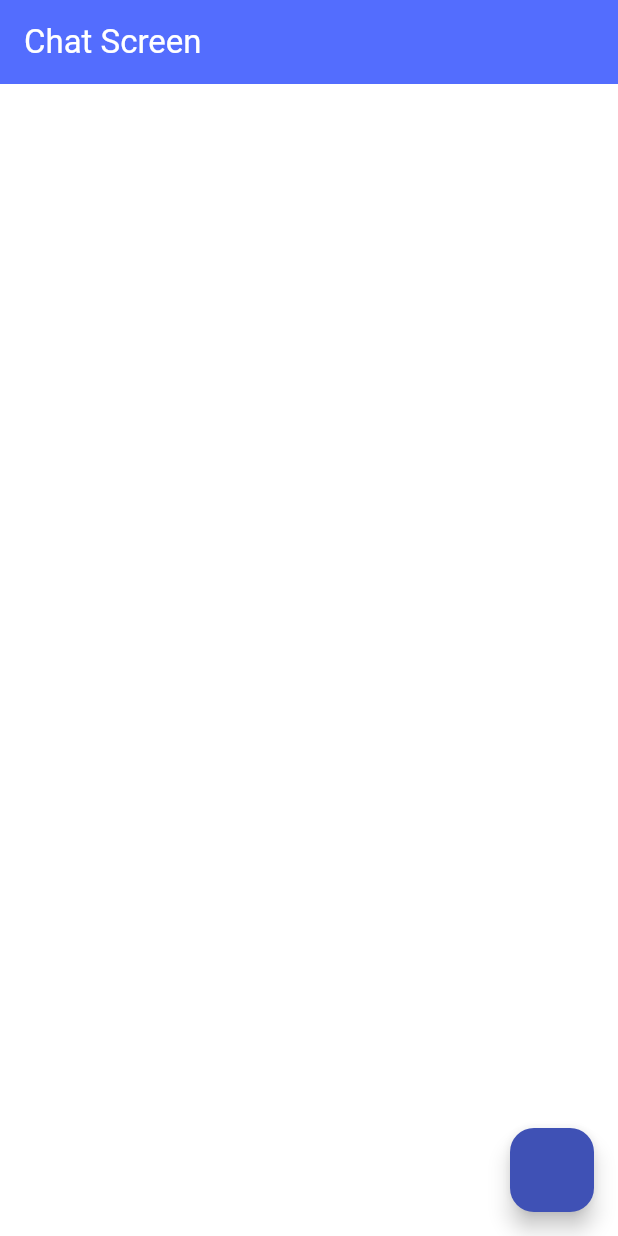
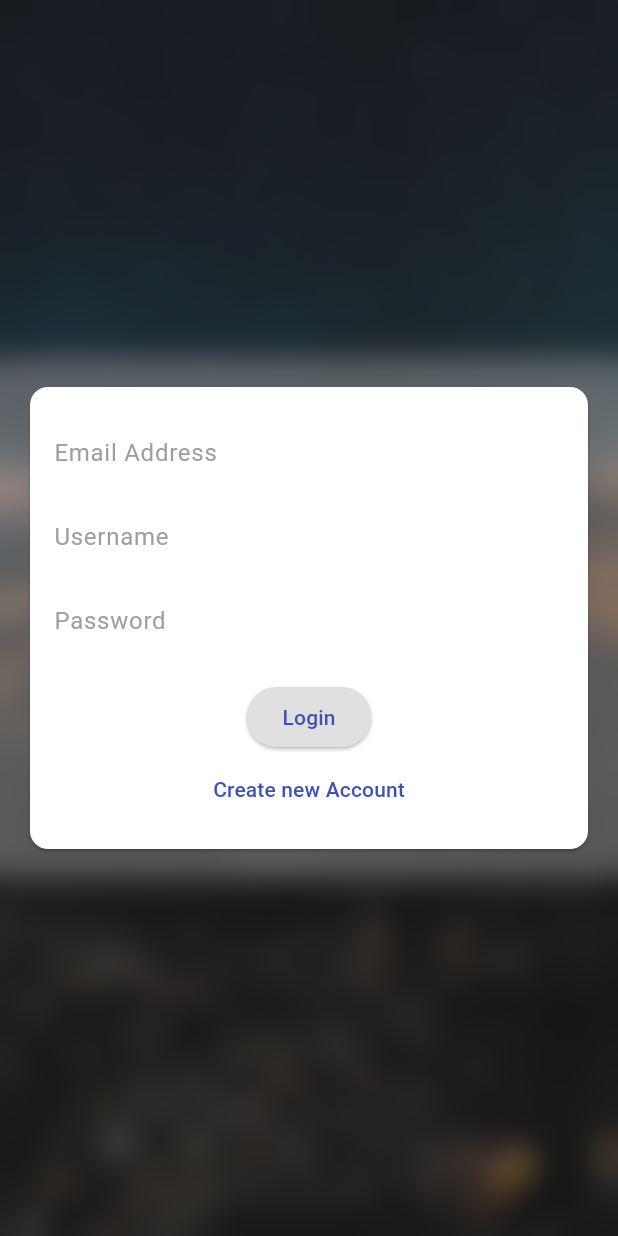
Before and after one commit to achaudhary591/Chat-App, a Flutter app: the screen it shows after launch, on a phone screen of 412 x 824 dp. Run offline on Flutter 3.47's test engine with Material 2 defaults, Android fonts, the phone set to English and light mode, and no system bars; our stand-ins replace cloud_firestore, firebase_core, loading_animation_widget; accounts and stored records are empty.

Commit message:
auth screen ui

```diff
--- a/lib/main.dart
+++ b/lib/main.dart
@@ -1,7 +1,10 @@
 import 'package:chat_app/screens/screens.dart';
+import 'package:firebase_core/firebase_core.dart';
 import 'package:flutter/material.dart';
 
-void main() {
+void main() async {
+  WidgetsFlutterBinding.ensureInitialized();
+  await Firebase.initializeApp();
   runApp(
     const MyHomePage(),
   );
@@ -25,7 +28,7 @@ class MyHomePage extends StatelessWidget {
         ).copyWith(secondary: Colors.indigoAccent),
         useMaterial3: true,
       ),
-      home: ChatScreen(),
+      home: AuthScreen(),
     );
   }
 }
--- a/lib/screens/auth_screen.dart
+++ b/lib/screens/auth_screen.dart
@@ -1 +1,26 @@
+import 'package:chat_app/widgets/widgets.dart';
 import 'package:flutter/material.dart';
+
+class AuthScreen extends StatefulWidget {
+  const AuthScreen({Key? key}) : super(key: key);
+
+  @override
+  State<AuthScreen> createState() => _AuthScreenState();
+}
+
+class _AuthScreenState extends State<AuthScreen> {
+  @override
+  Widget build(BuildContext context) {
+    return Scaffold(
+      body: Container(
+        decoration: const BoxDecoration(
+          image: DecorationImage(
+            image: AssetImage('assets/img.png'),
+            fit: BoxFit.cover,
+          )
+        ),
+        child: const AuthForm(),
+      ),
+    );
+  }
+}
--- a/lib/screens/chat_screen.dart
+++ b/lib/screens/chat_screen.dart
@@ -12,12 +12,6 @@ class ChatScreen extends StatefulWidget {
 
 class _ChatScreenState extends State<ChatScreen> {
   @override
-  void initState() {
-    // TODO: implement initState
-    super.initState();
-    Firebase.initializeApp();
-  }
-
   @override
   Widget build(BuildContext context) {
     return Scaffold(
@@ -34,22 +28,30 @@ class _ChatScreenState extends State<ChatScreen> {
             .collection('chats/v2soK3e5qTlEEIvgLhP2/messages')
             .snapshots(),
         builder: (ctx, streamSnapshot) {
-          if(streamSnapshot.connectionState == ConnectionState.waiting){
+          if (streamSnapshot.connectionState == ConnectionState.waiting) {
             return Center(
               child: loadingWidget(50),
             );
           }
+          final documents = streamSnapshot.data?.docs;
           return ListView.builder(
             itemCount: streamSnapshot.data?.docs.length,
             itemBuilder: (ctx, index) => Container(
               padding: const EdgeInsets.all(8),
-              child: const Text('This works!'),
+              child: Text(documents?[index]['text']),
             ),
           );
         },
       ),
       floatingActionButton: FloatingActionButton(
-        onPressed: () {},
+        onPressed: () {
+          FirebaseFirestore.instance
+              .collection('chats/v2soK3e5qTlEEIvgLhP2/messages')
+              .add({
+            'text': 'This is 2 added by clicking the button in app!',
+          });
+        },
+        child: const Icon(Icons.add),
       ),
     );
   }
--- /dev/null
+++ b/lib/widgets/auth_form.dart
@@ -0,0 +1,78 @@
+import 'dart:ui';
+
+import 'package:flutter/material.dart';
+
+class AuthForm extends StatefulWidget {
+  const AuthForm({Key? key}) : super(key: key);
+
+  @override
+  State<AuthForm> createState() => _AuthFormState();
+}
+
+class _AuthFormState extends State<AuthForm> {
+  @override
+  Widget build(BuildContext context) {
+    return Center(
+      child: Container(
+        decoration: BoxDecoration(
+          color: Colors.white.withOpacity(0.3),
+          borderRadius: BorderRadius.circular(10),
+          boxShadow: [
+            BoxShadow(
+              color: Colors.black.withOpacity(0.4),
+              blurRadius: 10,
+            ),
+          ],
+        ),
+        child: BackdropFilter(
+          filter: ImageFilter.blur(sigmaX: 10, sigmaY: 10),
+          child: Card(
+            margin: const EdgeInsets.all(20),
+            child: SingleChildScrollView(
+              padding: const EdgeInsets.all(16),
+              child: Form(
+                child: Column(
+                  mainAxisSize: MainAxisSize.min,
+                  children: [
+                    TextFormField(
+                      keyboardType: TextInputType.emailAddress,
+                      decoration: const InputDecoration(
+                        labelText: 'Email Address',
+                        labelStyle: TextStyle(color: Colors.grey),
+                      ),
+                    ),
+                    TextFormField(
+                      decoration: const InputDecoration(
+                        labelText: 'Username',
+                        labelStyle: TextStyle(color: Colors.grey),
+                      ),
+                    ),
+                    TextFormField(
+                      obscureText: true,
+                      decoration: const InputDecoration(
+                        labelText: 'Password',
+                        labelStyle: TextStyle(color: Colors.grey),
+                      ),
+                    ),
+                    const SizedBox(
+                      height: 12,
+                    ),
+                    ElevatedButton(
+                      onPressed: () {},
+                      style: ElevatedButton.styleFrom(backgroundColor: Colors.grey[300]),
+                      child: const Text('Login'),
+                    ),
+                    TextButton(
+                      child: const Text('Create new Account'),
+                      onPressed: () {},
+                    ),
+                  ],
+                ),
+              ),
+            ),
+          ),
+        ),
+      ),
+    );
+  }
+}
--- a/lib/widgets/widgets.dart
+++ b/lib/widgets/widgets.dart
@@ -1 +1,2 @@
 export 'loading_widget.dart';
+export 'auth_form.dart';
--- a/pubspec.yaml
+++ b/pubspec.yaml
@@ -91,3 +91,5 @@ flutter:
   #
   # For details regarding fonts from package dependencies,
   # see https://flutter.dev/custom-fonts/#from-packages
+  assets:
+    - assets/img.png
```
Also changed, not shown: assets/img.png (added).
